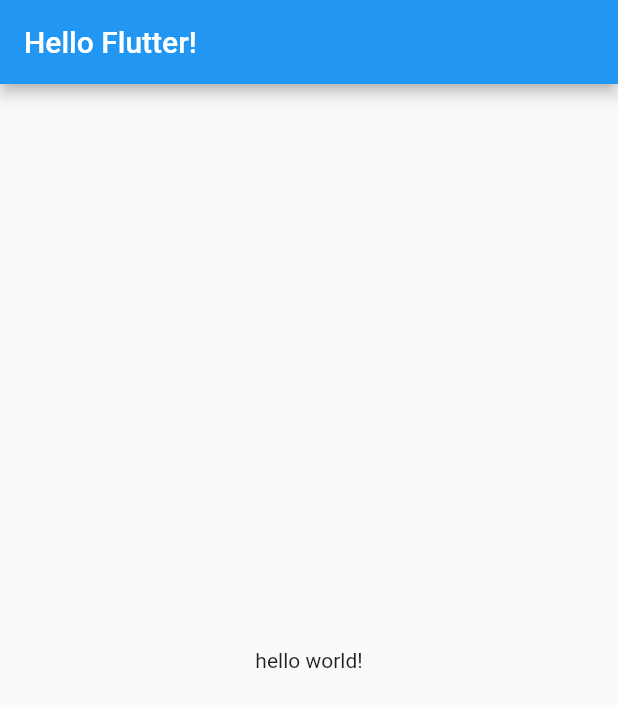
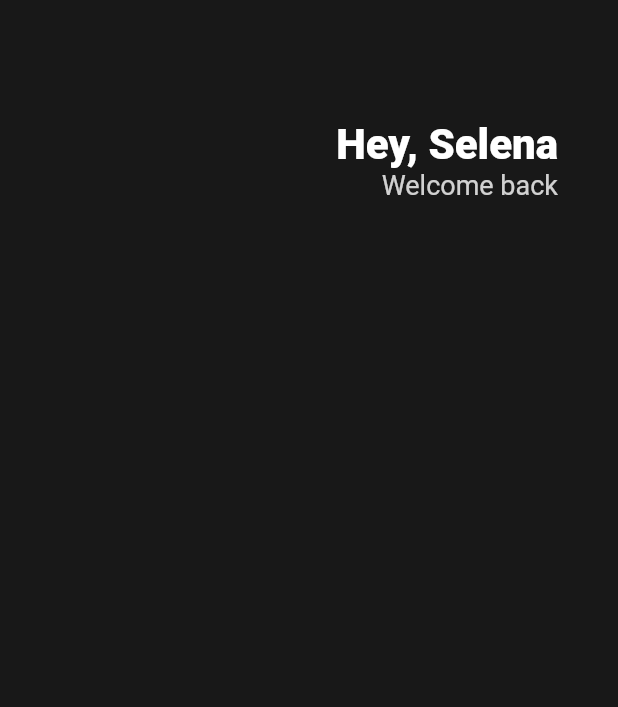
Before and after one commit to LEEBONGHAK/basic-of-flutter, a Flutter app: the screen it shows after launch, on a phone screen of 412 x 824 dp. Shown: the top 707 px of the screen. Run offline on Flutter 3.47's test engine with Material 2 defaults, Android fonts, the phone set to English and light mode, and no system bars.

Commit message:
3.0 Header

```diff
--- a/lib/main.dart
+++ b/lib/main.dart
@@ -8,14 +8,39 @@ class App extends StatelessWidget {
   @override
   Widget build(BuildContext context) {
     return MaterialApp(
-      home: Scaffold(
-        appBar: AppBar(
-          title: Text('Hello Flutter!'),
-        ),
-        body: Center(
-          child: Text('hello world!'),
-        ),
-      ),
-    );
+        home: Scaffold(
+      backgroundColor: Color(0xff181818),
+      body: Padding(
+          padding: EdgeInsets.symmetric(horizontal: 40),
+          child: Column(
+            children: [
+              SizedBox(
+                height: 80,
+              ),
+              Row(
+                mainAxisAlignment: MainAxisAlignment.end,
+                children: [
+                  Column(
+                    crossAxisAlignment: CrossAxisAlignment.end,
+                    children: [
+                      Text(
+                        'Hey, Selena',
+                        style: TextStyle(
+                            color: Colors.white,
+                            fontSize: 28,
+                            fontWeight: FontWeight.w800),
+                      ),
+                      Text(
+                        'Welcome back',
+                        style: TextStyle(
+                            color: Colors.white.withOpacity(0.8), fontSize: 18),
+                      )
+                    ],
+                  )
+                ],
+              )
+            ],
+          )),
+    ));
   }
 }
```
Also changed, not shown: 1 other file.
